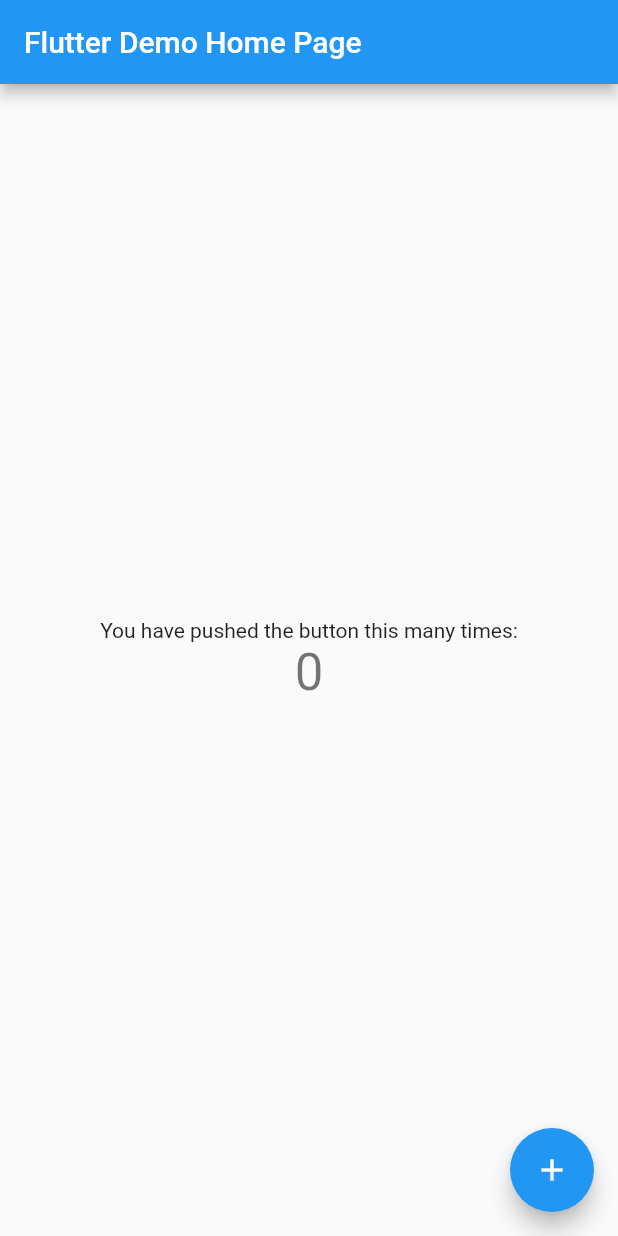
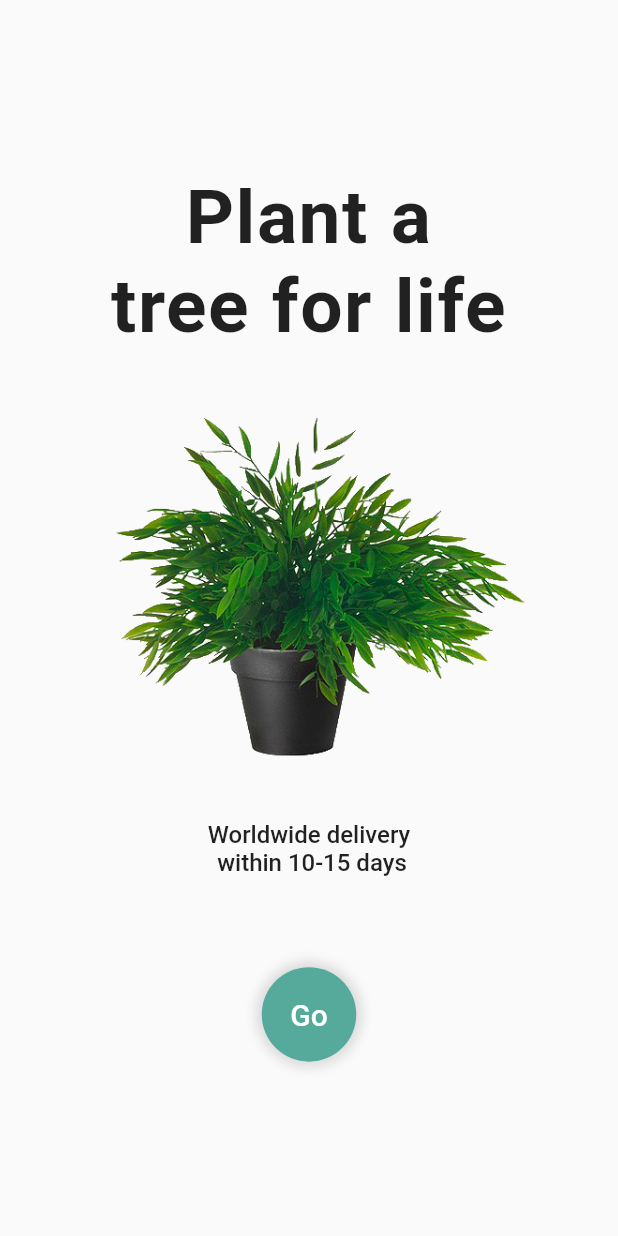
Before and after one commit to KHALMATOV-FARRUKH/plant_app_ui, a Flutter app: the screen it shows after launch, on a phone screen of 412 x 824 dp. Run offline on Flutter 3.47's test engine with Material 2 defaults, Android fonts, the phone set to English and light mode, and no system bars.

Commit message:
Added media files: .png
Created:
welcome_screen.dart

```diff
--- /dev/null
+++ b/lib/colors.dart
@@ -0,0 +1,9 @@
+import 'package:flutter/material.dart';
+
+class colors {
+  static final whiteClr = Color(0xFFFFFFFF);
+  static final grnClr = Color(0xFF55AA9C);
+  static final grn2Clr = Color(0xFFD1EAC0);
+  static final gryClr = Color(0xFFE8E8E8);
+  static final blClr = Color(0xFF0E0E0E);
+}
--- a/lib/main.dart
+++ b/lib/main.dart
@@ -1,115 +1,19 @@
 import 'package:flutter/material.dart';
+import 'package:plant_app_ui/welcome_screen.dart';
 
-void main() {
-  runApp(const MyApp());
+
+void main(){
+  runApp(MyApp());
 }
 
 class MyApp extends StatelessWidget {
-  const MyApp({super.key});
-
+  const MyApp({Key? key}) : super(key: key);
 
   @override
   Widget build(BuildContext context) {
-    return MaterialApp(
-      title: 'Flutter Demo',
-      theme: ThemeData(
-        // This is the theme of your application.
-        //
-        // Try running your application with "flutter run". You'll see the
-        // application has a blue toolbar. Then, without quitting the app, try
-        // changing the primarySwatch below to Colors.green and then invoke
-        // "hot reload" (press "r" in the console where you ran "flutter run",
-        // or simply save your changes to "hot reload" in a Flutter IDE).
-        // Notice that the counter didn't reset back to zero; the application
-        // is not restarted.
-        primarySwatch: Colors.blue,
-      ),
-      home: const MyHomePage(title: 'Flutter Demo Home Page'),
+    return const MaterialApp(
+      debugShowCheckedModeBanner: false,
+      home: WelcomeScreen(),
     );
   }
 }
-
-class MyHomePage extends StatefulWidget {
-  const MyHomePage({super.key, required this.title});
-
-  // This widget is the home page of your application. It is stateful, meaning
-  // that it has a State object (defined below) that contains fields that affect
-  // how it looks.
-
-  // This class is the configuration for the state. It holds the values (in this
-  // case the title) provided by the parent (in this case the App widget) and
-  // used by the build method of the State. Fields in a Widget subclass are
-  // always marked "final".
-
-  final String title;
-
-  @override
-  State<MyHomePage> createState() => _MyHomePageState();
-}
-
-class _MyHomePageState extends State<MyHomePage> {
-  int _counter = 0;
-
-  void _incrementCounter() {
-    setState(() {
-      // This call to setState tells the Flutter framework that something has
-      // changed in this State, which causes it to rerun the build method below
-      // so that the display can reflect the updated values. If we changed
-      // _counter without calling setState(), then the build method would not be
-      // called again, and so nothing would appear to happen.
-      _counter++;
-    });
-  }
-
-  @override
-  Widget build(BuildContext context) {
-    // This method is rerun every time setState is called, for instance as done
-    // by the _incrementCounter method above.
-    //
-    // The Flutter framework has been optimized to make rerunning build methods
-    // fast, so that you can just rebuild anything that needs updating rather
-    // than having to individually change instances of widgets.
-    return Scaffold(
-      appBar: AppBar(
-        // Here we take the value from the MyHomePage object that was created by
-        // the App.build method, and use it to set our appbar title.
-        title: Text(widget.title),
-      ),
-      body: Center(
-        // Center is a layout widget. It takes a single child and positions it
-        // in the middle of the parent.
-        child: Column(
-          // Column is also a layout widget. It takes a list of children and
-          // arranges them vertically. By default, it sizes itself to fit its
-          // children horizontally, and tries to be as tall as its parent.
-          //
-          // Invoke "debug painting" (press "p" in the console, choose the
-          // "Toggle Debug Paint" action from the Flutter Inspector in Android
-          // Studio, or the "Toggle Debug Paint" command in Visual Studio Code)
-          // to see the wireframe for each widget.
-          //
-          // Column has various properties to control how it sizes itself and
-          // how it positions its children. Here we use mainAxisAlignment to
-          // center the children vertically; the main axis here is the vertical
-          // axis because Columns are vertical (the cross axis would be
-          // horizontal).
-          mainAxisAlignment: MainAxisAlignment.center,
-          children: <Widget>[
-            const Text(
-              'You have pushed the button this many times:',
-            ),
-            Text(
-              '$_counter',
-              style: Theme.of(context).textTheme.headlineMedium,
-            ),
-          ],
-        ),
-      ),
-      floatingActionButton: FloatingActionButton(
-        onPressed: _incrementCounter,
-        tooltip: 'Increment',
-        child: const Icon(Icons.add),
-      ), // This trailing comma makes auto-formatting nicer for build methods.
-    );
-  }
-}
--- /dev/null
+++ b/lib/welcome_screen.dart
@@ -0,0 +1,61 @@
+import 'package:flutter/material.dart';
+import 'package:plant_app_ui/colors.dart';
+
+class WelcomeScreen extends StatelessWidget {
+  const WelcomeScreen({Key? key}) : super(key: key);
+
+  @override
+  Widget build(BuildContext context) {
+    return Material(
+      child: Column(
+        mainAxisAlignment: MainAxisAlignment.center,
+        crossAxisAlignment: CrossAxisAlignment.center,
+        children: [
+          const Text(
+            "Plant a\ntree for life",
+            textAlign: TextAlign.center,
+            style: TextStyle(
+              fontSize: 50,
+              fontWeight: FontWeight.bold,
+              letterSpacing: 1,
+              wordSpacing: 1,
+            ),
+          ),
+          Image.asset("assets/images/welcome.png",
+              scale: 1.6, fit: BoxFit.cover),
+          const Text(
+            "Worldwide delivery\n within 10-15 days",
+            textAlign: TextAlign.center,
+            style: TextStyle(fontSize: 16, fontWeight: FontWeight.w500),
+          ),
+          SizedBox(height: 60),
+          InkWell(
+            onTap: () {
+            },
+            child: Container(
+              padding: EdgeInsets.all(20),
+              decoration: BoxDecoration(
+                color: colors.grnClr,
+                shape: BoxShape.circle,
+                boxShadow: [
+                  BoxShadow(
+                    color: Colors.black12,
+                    blurRadius: 6,
+                    spreadRadius: 4,
+                  ),
+                ]
+              ),
+              child: Text(
+                "Go",
+                style: TextStyle(
+                    color: Colors.white,
+                    fontSize: 20,
+                    fontWeight: FontWeight.w500),
+              ),
+            ),
+          ),
+        ],
+      ),
+    );
+  }
+}
--- a/pubspec.yaml
+++ b/pubspec.yaml
@@ -59,9 +59,9 @@ flutter:
   uses-material-design: true
 
   # To add assets to your application, add an assets section, like this:
-  # assets:
-  #   - images/a_dot_burr.jpeg
-  #   - images/a_dot_ham.jpeg
+  assets:
+    - assets/images/
+  #     - images/a_dot_ham.jpeg
 
   # An image asset can refer to one or more resolution-specific "variants", see
   # https://flutter.dev/assets-and-images/#resolution-aware
```
Also changed, not shown: assets/images/Plant.png (added), assets/images/Plant1.png (added), assets/images/Plant2.png (added), assets/images/welcome.png (added), 1 other file.
